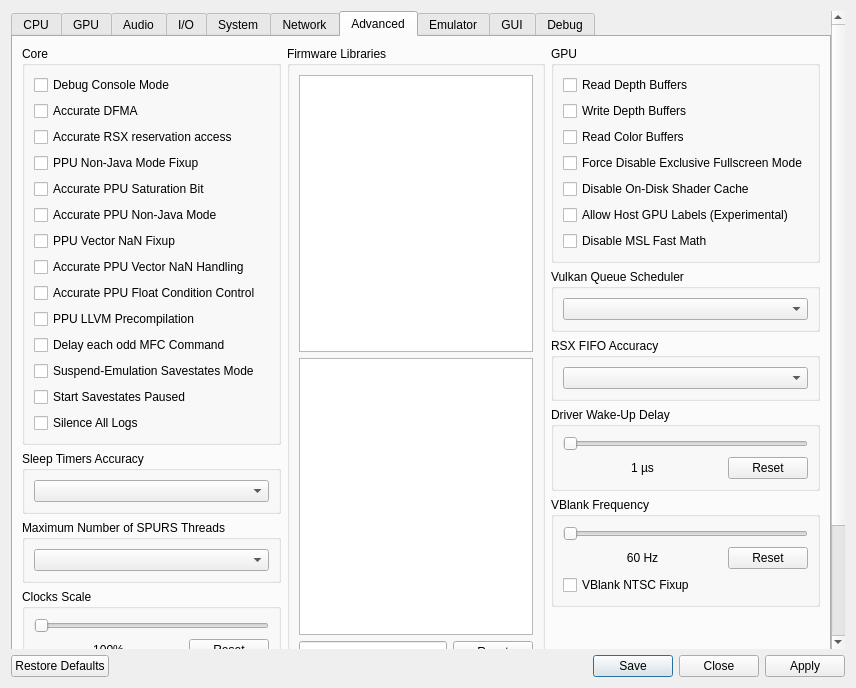
Old version of the form rpcs3/rpcs3qt/settings_dialog.ui in the repository RPCS3/rpcs3.
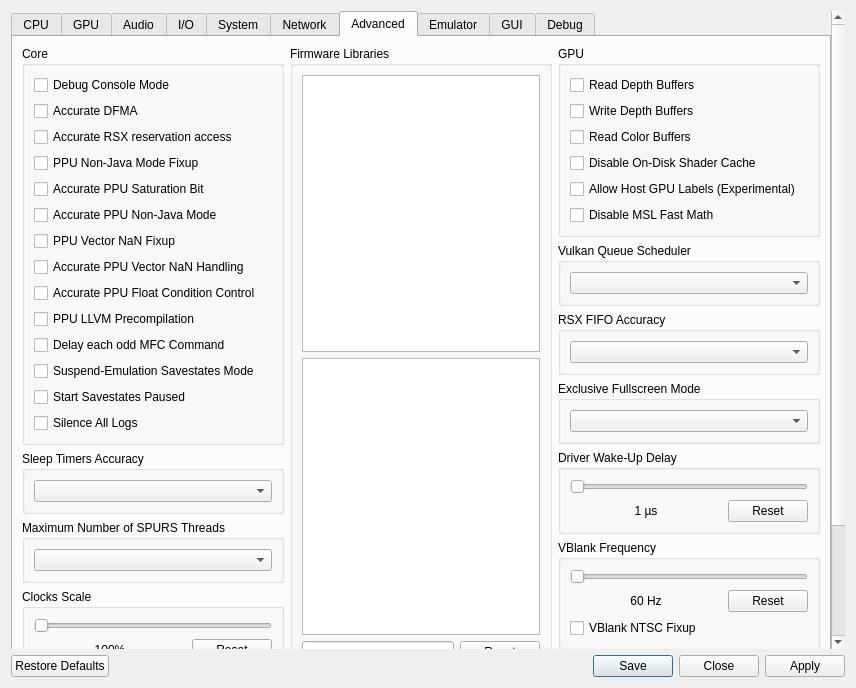
New version of the form. The open tabs and pages were chosen to show the change. Icons and pictures are not drawn.

Commit message: Add enable exclusive fullscreen mode setting

What changed in the file:
```diff
--- a/rpcs3/rpcs3qt/settings_dialog.ui
+++ b/rpcs3/rpcs3qt/settings_dialog.ui
@@ -2549,13 +2549,6 @@
                  </property>
                 </widget>
                </item>
-               <item>
-                <widget class="QCheckBox" name="forceDisableExclusiveFullscreenMode">
-                 <property name="text">
-                  <string>Force Disable Exclusive Fullscreen Mode</string>
-                 </property>
-                </widget>
-               </item>
                <item>
                 <widget class="QCheckBox" name="disableOnDiskShaderCache">
                  <property name="text">
@@ -2616,6 +2609,24 @@
               </layout>
              </widget>
             </item>
+            <item>
+             <widget class="QGroupBox" name="gb_exclusiveFullscreen">
+              <property name="sizePolicy">
+               <sizepolicy hsizetype="Preferred" vsizetype="Minimum">
+                <horstretch>0</horstretch>
+                <verstretch>0</verstretch>
+               </sizepolicy>
+              </property>
+              <property name="title">
+               <string>Exclusive Fullscreen Mode</string>
+              </property>
+              <layout class="QVBoxLayout" name="gb_exclusiveFullscreen_layout">
+               <item>
+                <widget class="QComboBox" name="exclusiveFullscreenMode"/>
+               </item>
+              </layout>
+             </widget>
+            </item>
             <item>
              <widget class="QGroupBox" name="gb_wakeupDelay">
               <property name="sizePolicy">
```
The commit also changes 8 other files.
